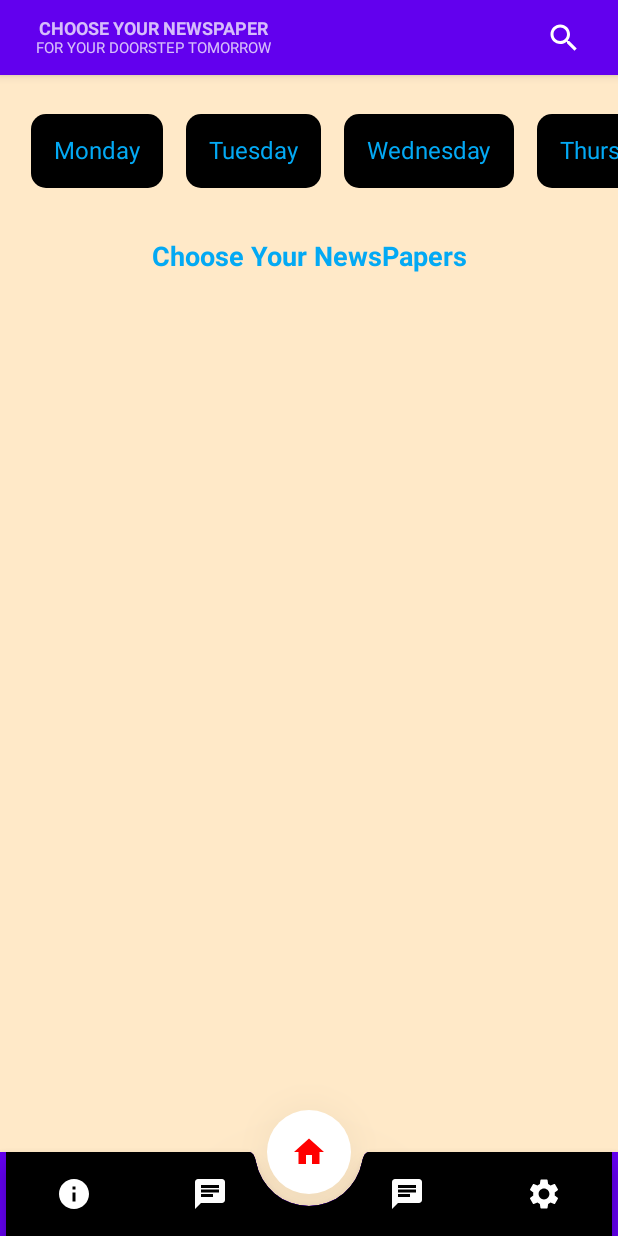
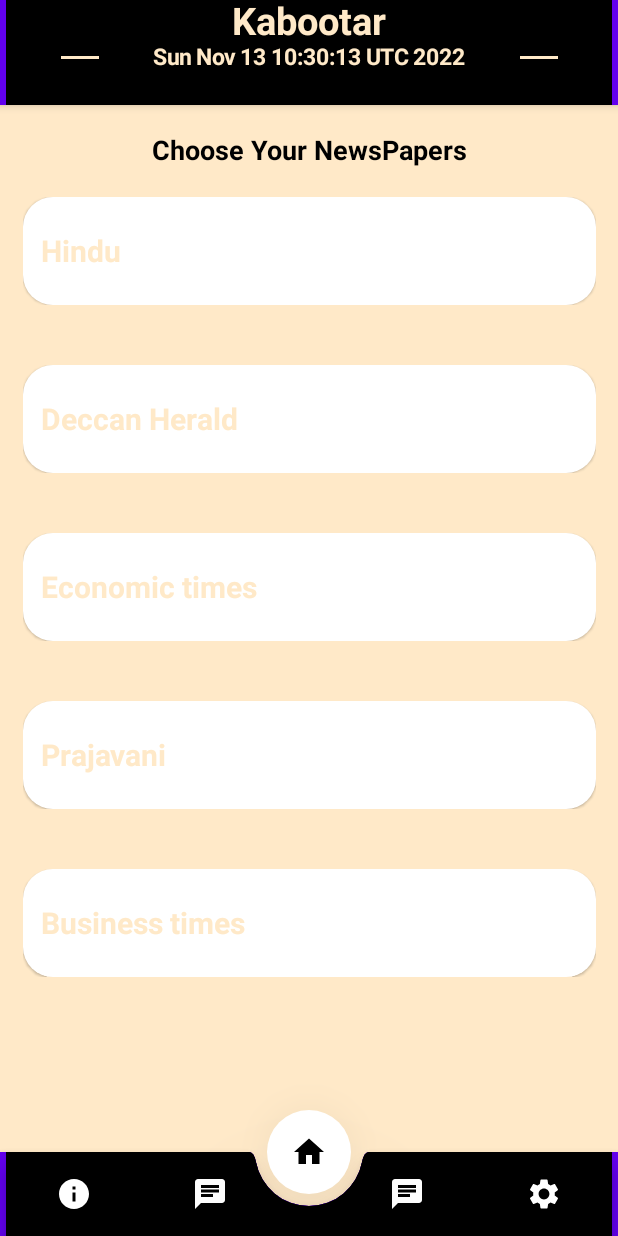
Before and after one commit to harshmehta14/Newspaper, an Android app built with Jetpack Compose: the DetailScreen screen opened through its navigation route, on a phone screen of 412 x 824 dp. Run offline under Robolectric (Android 15) with nearby library versions, the phone set to English and light mode, and no system bars; our stand-ins replace Dagger/Hilt's generated code, livedata-compose; libraries missing offline, so code that uses them is left out: com.auth0.android; 3 statements that could not run were skipped.

Commit message:
refining ui

```diff
--- a/frontend-android/NewsPaper/app/src/main/java/com/example/newspaper/presentation/homeScreen/DetailScreen.kt
+++ b/frontend-android/NewsPaper/app/src/main/java/com/example/newspaper/presentation/homeScreen/DetailScreen.kt
@@ -3,48 +3,59 @@
 import android.annotation.SuppressLint
 import android.content.Context
 import android.widget.Toast
+import androidx.compose.animation.animateContentSize
+import androidx.compose.animation.core.LinearOutSlowInEasing
+import androidx.compose.animation.core.animateFloatAsState
+import androidx.compose.animation.core.tween
 import androidx.compose.foundation.*
 import androidx.compose.foundation.layout.*
 import androidx.compose.foundation.shape.RoundedCornerShape
 import androidx.compose.material.*
+import androidx.compose.material.ContentAlpha.medium
 import androidx.compose.material.icons.Icons
-import androidx.compose.material.icons.filled.Home
-import androidx.compose.material.icons.filled.Info
-import androidx.compose.material.icons.filled.Search
-import androidx.compose.material.icons.filled.Settings
+import androidx.compose.material.icons.filled.*
 import androidx.compose.runtime.*
 import androidx.compose.runtime.livedata.observeAsState
 import androidx.compose.ui.Alignment
 import androidx.compose.ui.Modifier
+import androidx.compose.ui.draw.alpha
 import androidx.compose.ui.draw.clip
+import androidx.compose.ui.draw.rotate
 import androidx.compose.ui.graphics.Color
+import androidx.compose.ui.graphics.Shape
 import androidx.compose.ui.platform.LocalConfiguration
 import androidx.compose.ui.res.painterResource
 import androidx.compose.ui.text.TextStyle
 import androidx.compose.ui.text.font.FontWeight
+import androidx.compose.ui.text.style.TextOverflow
+import androidx.compose.ui.unit.Dp
+import androidx.compose.ui.unit.TextUnit
 import androidx.compose.ui.unit.dp
 import androidx.compose.ui.unit.sp
 import androidx.hilt.navigation.compose.hiltViewModel
 import androidx.navigation.NavController
 import com.example.newspaper.R
 import com.example.newspaper.presentation.screens.Screens
+import com.example.newspaper.ui.theme.Shapes
 import kotlinx.coroutines.launch
+import java.util.*
 
 val days = listOf<String>("Monday","Tuesday","Wednesday","Thursday","Friday","Saturday","Sunday")
 
+@OptIn(ExperimentalMaterialApi::class)
 @SuppressLint("CoroutineCreationDuringComposition")
 @Composable
 fun DetailScreen(navController: NavController,viewModel: DetailViewModel = hiltViewModel(),context: Context) {
 
     val distributor by viewModel.distributro.observeAsState()
     val coroutineScope = rememberCoroutineScope()
+
+
     coroutineScope.launch {
         viewModel.getDistributors()
     }
 
-    val selectedChipIndex = remember {
-        mutableStateOf(-1)
-    }
+
     val settingSelected = remember {
         mutableStateOf(false)
     }
@@ -66,25 +77,37 @@
         topBar = {
             TopAppBar(
                 modifier = Modifier
-                    .background(color = Color(0x6B7A7272))
+                    .background(Color.Black)
                     .fillMaxWidth()
-                    .height(50.dp)
+                    .height(70.dp)
             ) {
+                Column(modifier = Modifier.background(Color.Black)) {
                     Row(
                         modifier = Modifier
-                        .fillMaxWidth()
-                        .padding(start = 20.dp, end = 20.dp),
-                    horizontalArrangement = Arrangement.SpaceBetween,
+                            .fillMaxWidth(),
+                        horizontalArrangement = Arrangement.Center,
                         verticalAlignment = Alignment.CenterVertically
                     ) {
-                    Column(
-                        horizontalAlignment = Alignment.CenterHorizontally
+                        Text(
+                            text = "Kabootar",
+                            style = TextStyle(fontWeight = FontWeight.Bold, fontSize = 25.sp, color = Color(0xFFFFE9C8))
+                        )
+                    }
+                    Row(
+                        modifier = Modifier.fillMaxWidth(),
+                        horizontalArrangement = Arrangement.SpaceEvenly,
+                        verticalAlignment = Alignment.CenterVertically
                     ) {
-                        Text(text = "CHOOSE YOUR NEWSPAPER", style = TextStyle(fontWeight = FontWeight.Bold,fontSize = 12.sp))
-                        Text(text = "FOR YOUR DOORSTEP TOMORROW", style = TextStyle(fontSize = 10.sp))
+                        Divider(color = Color(0xFFFFE9C8), thickness = 2.dp, modifier = Modifier.width(25.dp))
+                        Text(
+                            text = "${Calendar.getInstance().time}",
+                            style = TextStyle(fontWeight = FontWeight.Bold, fontSize = 15.sp, color = Color(0xFFFFE9C8))
+                        )
+                        Divider(color = Color(0xFFFFE9C8), thickness = 2.dp, modifier = Modifier.width(25.dp))
                     }
-                    Icon(imageVector = Icons.Default.Search, contentDescription = null, tint = Color.White)
+                    Spacer(modifier = Modifier.padding(20.dp))
                 }
+
             }
         },floatingActionButton = {
             FloatingActionButton(
@@ -94,7 +117,7 @@
                 shape = RoundedCornerShape(50),
                 backgroundColor = Color.White
             ) {
-                Icon(Icons.Filled.Home, tint = Color.Red, contentDescription = "Home")
+                Icon(Icons.Filled.Home, tint = Color.Black, contentDescription = "Home")
             }
         },
         isFloatingActionButtonDocked = true,
@@ -195,8 +218,94 @@
             verticalArrangement = Arrangement.Top,
             horizontalAlignment = Alignment.CenterHorizontally
         ) {
+            Spacer(modifier = Modifier.padding(10.dp))
+            Text(text = "Choose Your NewsPapers",style = TextStyle(fontSize = 18.sp),
+                color = Color.Black, fontWeight = FontWeight.Bold)
+            Spacer(modifier = Modifier.padding(10.dp))
+            distributor?.forEachIndexed { i, distributorItem ->
+                ExpandableCard(title = if(distributorItem.newspaper_variety.get(i)==null) "NewsPaper" else distributorItem.newspaper_variety.get(i))
+                Spacer(modifier = Modifier.padding(20.dp))
+            }
+            ExpandableCard(title = "Hindu")
+            Spacer(modifier = Modifier.padding(20.dp))
+            ExpandableCard(title = "Deccan Herald")
+            Spacer(modifier = Modifier.padding(20.dp))
+            ExpandableCard(title = "Economic times")
+            Spacer(modifier = Modifier.padding(20.dp))
+            ExpandableCard(title = "Prajavani")
+            Spacer(modifier = Modifier.padding(20.dp))
+            ExpandableCard(title = "Business times")
+            Spacer(modifier = Modifier.padding(50.dp))
+        }
+    }
+}
 
-            Spacer(modifier = Modifier.padding(5.dp))
+
+@ExperimentalMaterialApi
+@Composable
+fun ExpandableCard(
+    title: String,
+    titleFontSize: TextUnit = MaterialTheme.typography.h6.fontSize,
+    titleFontWeight: FontWeight = FontWeight.Bold,
+    padding: Dp = 12.dp
+) {
+    var expandedState by remember { mutableStateOf(false) }
+    val rotationState by animateFloatAsState(
+        targetValue = if (expandedState) 180f else 0f
+    )
+    val selectedChipIndex = remember {
+        mutableStateOf(-1)
+    }
+
+    val checkedStatus = remember {
+        mutableStateOf(false)
+    }
+
+    Card(
+        modifier = Modifier
+            .width(LocalConfiguration.current.screenWidthDp.dp - 30.dp)
+            .animateContentSize(
+                animationSpec = tween(
+                    durationMillis = 300,
+                    easing = LinearOutSlowInEasing
+                )
+            ),
+        shape = RoundedCornerShape(20.dp),
+        onClick = {
+            expandedState = !expandedState
+        }
+    ) {
+        Column(
+            modifier = Modifier
+                .fillMaxWidth()
+                .padding(padding)
+        ) {
+            Row(
+                verticalAlignment = Alignment.CenterVertically,
+            ) {
+                Text(
+                    modifier = Modifier
+                        .weight(6f),
+                    text = title,
+                    fontSize = titleFontSize,
+                    fontWeight = titleFontWeight,
+                    maxLines = 1,
+                    overflow = TextOverflow.Ellipsis,
+                    color = Color(0xFFFFE9C8)
+                )
+                    Checkbox(
+                        checked = checkedStatus.value,
+                        onCheckedChange = { checkedStatus.value = !checkedStatus.value },
+                        modifier = Modifier
+                            .padding(start = 20.dp)
+                            .weight(1f),
+                        colors = CheckboxDefaults.colors(
+                            checkedColor = Color(0xFFFFE9C8),
+                            checkmarkColor = Color.Black,
+                            uncheckedColor = Color.White
+                        ))
+            }
+            if (expandedState) {
                 Row(
                     modifier = Modifier
                         .fillMaxWidth()
@@ -209,158 +318,23 @@
                         Box(
                             contentAlignment = Alignment.Center,
                             modifier = Modifier
-                            .padding(start = 15.dp, top = 15.dp, bottom = 15.dp)
+                                .padding(start = 10.dp, top = 15.dp, bottom = 15.dp, end = 10.dp)
                                 .clickable {
                                     selectedChipIndex.value = index
                                 }
                                 .clip(RoundedCornerShape(10.dp))
                                 .background(
                                     // this is basic condition for selected chip index
-                                if (selectedChipIndex == it) Color.White
-                                else Color.Black
+                                    if (selectedChipIndex.value == index) Color.White
+                                    else Color(0xFFFFE9C8)
                                 )
                                 .padding(15.dp)
                         ) {
-                        Text(text = s, color = if (selectedChipIndex.value == index) Color.White else Color(0xFF03A9F4))
+                            Text(text = s, color = if (selectedChipIndex.value == index) Color.Black else Color.Black)
                         }
                     }
                 }
-            Spacer(modifier = Modifier.padding(10.dp))
-            Text(text = "Choose Your NewsPapers",style = TextStyle(fontSize = 18.sp),
-                color = Color(0xFF03A9F4), fontWeight = FontWeight.Bold)
-            Spacer(modifier = Modifier.padding(10.dp))
-            distributor?.forEachIndexed { i, distributorItem ->
-                Card(
-                    modifier = Modifier
-                        .width(LocalConfiguration.current.screenWidthDp.dp - 50.dp)
-                        .height(100.dp)
-                        .background(Color.Transparent),
-                    shape = RoundedCornerShape(20.dp)
-                ) {
-                    val selected = remember {
-                        mutableStateOf(false)
-                    }
-                    Row(
-                        modifier = Modifier
-                            .fillMaxSize()
-                            .clickable { selected.value = !selected.value },
-                        horizontalArrangement = Arrangement.SpaceEvenly,
-                        verticalAlignment = Alignment.CenterVertically
-                    ) {
-
-                        Text(
-                            text = if(distributorItem.newspaper_variety.get(i)==null) "NewsPaper" else distributorItem.newspaper_variety.get(i),
-                            style = TextStyle(fontSize = 18.sp),
-                            color = Color(0xFF03A9F4)
-                        )
-                        RadioButton(selected = selected.value, onClick = { selected.value = !selected.value })
-                    }
-                }
-                Spacer(modifier = Modifier.padding(20.dp))
-            }
-            Spacer(modifier = Modifier.padding(50.dp))
             }
         }
     }
-
-
-//
-//Card(
-//modifier = Modifier
-//.width(LocalConfiguration.current.screenWidthDp.dp - 50.dp)
-//.height(100.dp)
-//.background(Color.Transparent),
-//shape = RoundedCornerShape(20.dp)
-//) {
-//    val selected = remember {
-//        mutableStateOf(false)
-//    }
-//    Row(
-//        modifier = Modifier.fillMaxSize().clickable { selected.value = !selected.value },
-//        horizontalArrangement = Arrangement.SpaceEvenly,
-//        verticalAlignment = Alignment.CenterVertically
-//    ) {
-//        Text(
-//            text = "Hindhu",
-//            style = TextStyle(fontSize = 18.sp),
-//            color = Color(0xFF03A9F4)
-//        )
-//        RadioButton(selected = selected.value, onClick = { selected.value = !selected.value })
-//    }
-//}
-//Spacer(modifier = Modifier.padding(20.dp))
-//
-//Card(
-//modifier = Modifier
-//.width(LocalConfiguration.current.screenWidthDp.dp - 50.dp)
-//.height(100.dp)
-//.background(Color.Transparent),
-//shape = RoundedCornerShape(20.dp)
-//) {
-//    val selected = remember {
-//        mutableStateOf(false)
-//    }
-//    Row(
-//        modifier = Modifier.fillMaxSize().clickable { selected.value = !selected.value },
-//        horizontalArrangement = Arrangement.SpaceEvenly,
-//        verticalAlignment = Alignment.CenterVertically
-//    ) {
-//
-//        Text(
-//            text = "Deccan Herald",
-//            style = TextStyle(fontSize = 18.sp),
-//            color = Color(0xFF03A9F4)
-//        )
-//        RadioButton(selected = selected.value, onClick = { selected.value = !selected.value })
-//    }
-//}
-//Spacer(modifier = Modifier.padding(20.dp))
-//
-//Card(
-//modifier = Modifier
-//.width(LocalConfiguration.current.screenWidthDp.dp - 50.dp)
-//.height(100.dp)
-//.background(Color.Transparent),
-//shape = RoundedCornerShape(20.dp)
-//) {
-//    val selected = remember {
-//        mutableStateOf(false)
-//    }
-//    Row(
-//        modifier = Modifier.fillMaxSize().clickable { selected.value = !selected.value },
-//        horizontalArrangement = Arrangement.SpaceEvenly,
-//        verticalAlignment = Alignment.CenterVertically
-//    ) {
-//
-//        Text(
-//            text = "Prajavani",
-//            style = TextStyle(fontSize = 18.sp),
-//            color = Color(0xFF03A9F4)
-//        )
-//        RadioButton(selected = selected.value, onClick = { selected.value = !selected.value })
-//    }
-//}
-//Spacer(modifier = Modifier.padding(20.dp))
-//Card(
-//modifier = Modifier
-//.width(LocalConfiguration.current.screenWidthDp.dp - 50.dp)
-//.height(100.dp)
-//.background(Color.Transparent),
-//shape = RoundedCornerShape(20.dp)
-//) {
-//    val selected = remember {
-//        mutableStateOf(false)
-//    }
-//    Row(
-//        modifier = Modifier.fillMaxSize().clickable { selected.value = !selected.value },
-//        horizontalArrangement = Arrangement.SpaceEvenly,
-//        verticalAlignment = Alignment.CenterVertically
-//    ) {
-//
-//        Text(
-//            text = "Buisness times",
-//            style = TextStyle(fontSize = 18.sp),
-//            color = Color(0xFF03A9F4)
-//        )
-//        RadioButton(selected = selected.value, onClick = { selected.value = !selected.value })
-//    }
+}
--- a/frontend-android/NewsPaper/app/src/main/java/com/example/newspaper/presentation/homeScreen/DetailViewModel.kt
+++ b/frontend-android/NewsPaper/app/src/main/java/com/example/newspaper/presentation/homeScreen/DetailViewModel.kt
@@ -7,6 +7,7 @@
 import com.example.newspaper.data.NewsRepository.NewsRepoImpl
 import com.example.newspaper.data.dclass.distributor.Distributor
 import dagger.hilt.android.lifecycle.HiltViewModel
+import kotlinx.coroutines.Dispatchers
 import kotlinx.coroutines.launch
 import javax.inject.Inject
 
@@ -15,6 +16,8 @@
 
     val distributro = MutableLiveData<Distributor>()
 
+
+
     fun getDistributors() = viewModelScope.launch {
         distributro.value = newsRepoImpl.getDistributor()
     }
--- a/frontend-android/NewsPaper/app/src/main/res/values/colors.xml
+++ b/frontend-android/NewsPaper/app/src/main/res/values/colors.xml
@@ -3,6 +3,7 @@
     <color name="purple_200">#FFBB86FC</color>
     <color name="purple_500">#FF6200EE</color>
     <color name="purple_700">#FF3700B3</color>
+    <color name="news">#FFFFE9C8</color>
     <color name="teal_200">#FF03DAC5</color>
     <color name="teal_700">#FF018786</color>
     <color name="black">#FF000000</color>
--- a/frontend-android/NewsPaper/app/src/main/res/values/themes.xml
+++ b/frontend-android/NewsPaper/app/src/main/res/values/themes.xml
@@ -2,6 +2,6 @@
 <resources>
 
     <style name="Theme.NewsPaper" parent="android:Theme.Material.Light.NoActionBar">
-        <item name="android:statusBarColor">@color/purple_700</item>
+        <item name="android:statusBarColor">@color/black</item>
     </style>
 </resources>
```
Also changed, not shown: frontend-android/NewsPaper/app/src/main/res/drawable/newslogo.jpeg (added). Lines whose indentation alone changed are shown as unchanged.
